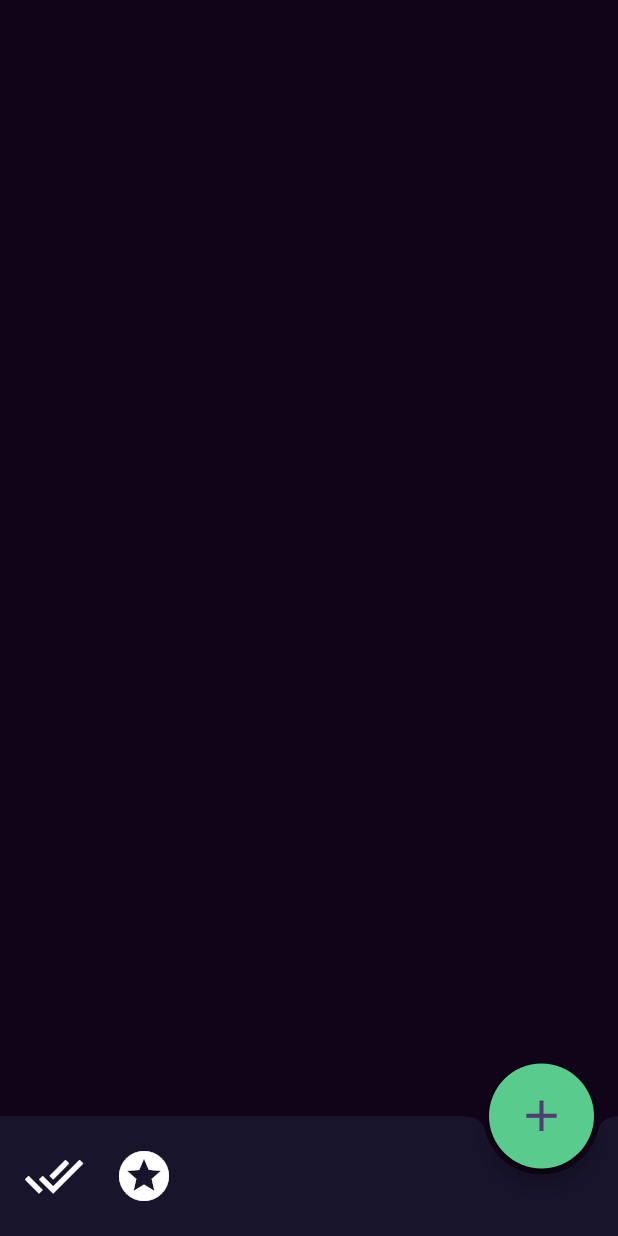
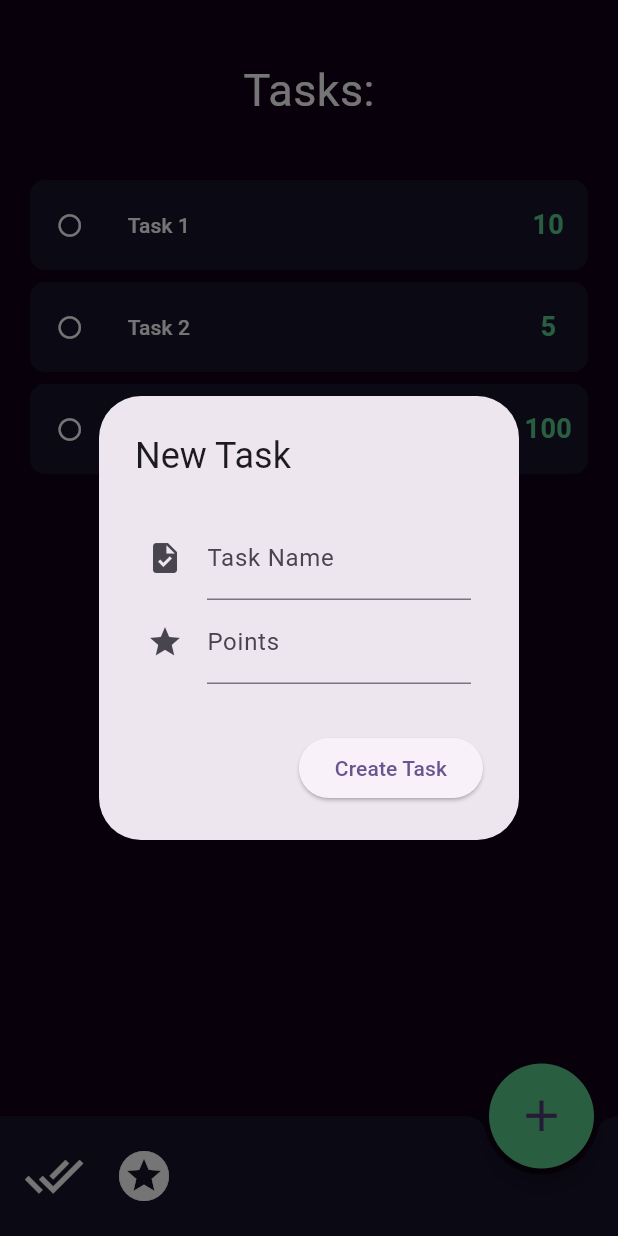
Before and after one commit to jbikeler/gml_task, a Flutter app: the screen it shows after launch, after a tap on the "add" icon, on a phone screen of 412 x 824 dp. Run offline on Flutter 3.47's test engine with Material 3 defaults, Android fonts, the phone set to English and light mode, and no system bars.

Commit message:
Implemented Provider
Providers is done, main task page is functional

```diff
--- a/gml_app/lib/main.dart
+++ b/gml_app/lib/main.dart
@@ -16,7 +16,7 @@ class MyApp extends StatelessWidget {
   @override
   Widget build(BuildContext context) {
     return MaterialApp(
-      title: 'Flutter Demo',
+      title: 'GML',
       theme: ThemeData(
         colorScheme: ColorScheme.fromSeed(seedColor: Colors.deepPurple),
         useMaterial3: true,
--- a/gml_app/lib/models/task_model.dart
+++ b/gml_app/lib/models/task_model.dart
@@ -1,7 +1,8 @@
 class Task{
   int taskId = 0;
   String title = "";
+  int points = 0;
   bool complete = false;
 
-  Task(this.title);
+  Task({required this.title, required this.points});
 }
--- a/gml_app/lib/providers/tasks_provider.dart
+++ b/gml_app/lib/providers/tasks_provider.dart
@@ -2,11 +2,15 @@ import 'package:flutter/material.dart';
 import 'package:gml_app/models/task_model.dart';
 
 class TasksProvider extends ChangeNotifier {
-  List<Task> _tasklist = [];
+  List<Task> _tasklist = [
+    Task(title: 'Task 1', points: 10),
+    Task(title: 'Task 2', points: 5),
+    Task(title: 'Task 3', points: 100),
+  ];
   List<Task> get tasklist => _tasklist;
 
-  void addTask(String title) {
-    Task newTask = Task(title);
+  void addTask(String title, int points) {
+    Task newTask = Task(title: title, points: points);
     _tasklist.add(newTask);
     notifyListeners();
   }
--- a/gml_app/lib/screen/home_screen_mobile.dart
+++ b/gml_app/lib/screen/home_screen_mobile.dart
@@ -1,4 +1,8 @@
 import 'package:flutter/material.dart';
+import 'package:gml_app/providers/tasks_provider.dart';
+import 'package:gml_app/widgets/mobile/taskcard_widget_mobile.dart';
+import 'package:gml_app/widgets/mobile/taskform_widget_mobile.dart';
+import 'package:provider/provider.dart';
 
 class HomeMobile extends StatelessWidget {
   const HomeMobile({super.key});
@@ -6,11 +10,27 @@ class HomeMobile extends StatelessWidget {
   @override
   Widget build(BuildContext context) {
     return Scaffold(
-      backgroundColor: Color.fromARGB(255, 17, 3, 24),
-      body: const Center(
+      backgroundColor: const Color.fromARGB(255, 17, 3, 24),
+      body: const SafeArea(
         child: Column(
-          mainAxisAlignment: MainAxisAlignment.center,
-          children: <Widget>[],
+          children: [
+            SizedBox(
+              height: 120,
+              child: Center(
+                child: Text("Tasks:",
+                style: TextStyle(
+                  color: Colors.white,
+                  fontSize: 30,
+                ),),
+              ),
+            ),
+            Expanded(
+              child: Padding(
+                padding: EdgeInsets.fromLTRB(20, 0, 20, 0),
+                child: TaskList(),
+              )
+            ),
+          ]
         ),
       ),
       floatingActionButton: SizedBox(
@@ -18,8 +38,14 @@ class HomeMobile extends StatelessWidget {
         width: 70,
         child: FloatingActionButton(
           shape: const CircleBorder(),
-          onPressed: () {},
-          backgroundColor: Color.fromARGB(255, 89, 204, 141),
+          onPressed: () {
+            showDialog(
+              context: context,
+              builder: (BuildContext context) {
+                return TaskForm();
+              });
+          },
+          backgroundColor: const Color.fromARGB(255, 89, 204, 141),
           child: const Icon(
             Icons.add,
             size: 35,
@@ -28,7 +54,7 @@ class HomeMobile extends StatelessWidget {
       ),
       floatingActionButtonLocation: FloatingActionButtonLocation.endDocked,
       bottomNavigationBar: BottomAppBar(
-        color: Color.fromARGB(255, 23, 20, 44),
+        color: const Color.fromARGB(255, 23, 20, 44),
         shape: const CircularNotchedRectangle(),
         child: SizedBox(
           height: 60.0,
@@ -38,7 +64,7 @@ class HomeMobile extends StatelessWidget {
                 height: 40,
                 width: 40,
                 child: IconButton(
-                  padding: EdgeInsets.all(0.0),
+                  padding: const EdgeInsets.all(0.0),
                   onPressed: () {},
                   icon: const Icon(
                     Icons.done_all,
@@ -54,7 +80,7 @@ class HomeMobile extends StatelessWidget {
                 height: 40,
                 width: 40,
                 child: IconButton(
-                  padding: EdgeInsets.all(0.0),
+                  padding: const EdgeInsets.all(0.0),
                   onPressed: () {},
                   icon: const Icon(
                     Icons.stars,
@@ -70,3 +96,19 @@ class HomeMobile extends StatelessWidget {
     );
   }
 }
+
+
+class TaskList extends StatelessWidget {
+  const TaskList({super.key});
+
+  @override
+  Widget build(BuildContext context) {
+    return Consumer<TasksProvider>(builder: (context, value, child) => ListView.separated(
+      itemCount: value.tasklist.length,
+      itemBuilder: (context, index) => TaskCard(taskId: index, title: value.tasklist[index].title, points: value.tasklist[index].points,),
+      separatorBuilder: (BuildContext context, int index) => const SizedBox(
+        height: 8.0,
+      ),
+    ));
+  }
+}
--- /dev/null
+++ b/gml_app/lib/widgets/mobile/taskcard_widget_mobile.dart
@@ -0,0 +1,78 @@
+import 'package:flutter/material.dart';
+
+class TaskCard extends StatelessWidget {
+
+  int taskId = 0;
+  String title = "";
+  int points = 0;
+
+  TaskCard({super.key, required this.taskId, required this.title, required this.points});
+
+  @override
+  Widget build(BuildContext context) {
+    return Dismissible(
+      key: UniqueKey(),
+      child: Container(
+        decoration: const BoxDecoration(
+          borderRadius: BorderRadius.all(Radius.circular(10)),
+          color: Color.fromARGB(255, 23, 20, 44)
+        ),
+        height: 60.0,
+        child: Row(
+          children: [
+            Expanded( //Complete task button
+              flex: 1,
+              child: SizedBox(
+                height: double.infinity,
+                child: TextButton(
+                  onPressed:  () => {
+                    print('complete button')
+                  },
+                  child: const Icon(
+                    Icons.radio_button_unchecked,
+                    color: Colors.white,
+                  ),
+                ),
+              ),
+            ),
+            Expanded( //Task Name
+              flex: 5,
+              child: TextButton(
+                onPressed: () => {
+                  print('task button')
+                },
+                child: Row(
+                  children: [
+                    Text(
+                      title,
+                      textAlign: TextAlign.left,
+                      style: const TextStyle(
+                        color: Colors.white,
+                      ),
+                    ),
+                    Expanded(child: Container())
+                  ],
+                )
+              ),
+            ),
+            Expanded( //Points
+              flex: 1,
+              child: SizedBox(
+                height: double.infinity,
+                child: Center(
+                  child: Text(points.toString(), //TODO: the text needs to be right aligned or i could limit characters in the taskform input or make enum presets only
+                    style: const TextStyle(
+                      color: Color.fromARGB(255, 89, 204, 141),
+                      fontSize: 18,
+                      fontWeight: FontWeight.bold,
+                    ),
+                  ),
+                ),
+              ),
+            ),
+          ],
+        ),
+      ),
+    );
+  }
+}
--- /dev/null
+++ b/gml_app/lib/widgets/mobile/taskform_widget_mobile.dart
@@ -0,0 +1,61 @@
+import 'package:flutter/material.dart';
+import 'package:flutter/services.dart';
+import 'package:gml_app/providers/tasks_provider.dart';
+import 'package:provider/provider.dart';
+
+class TaskForm extends StatelessWidget {
+  TaskForm({super.key});
+
+  final nameController = TextEditingController();
+  final pointsController = TextEditingController();
+
+  void createTask(BuildContext context){
+    context.read<TasksProvider>().addTask(nameController.text, int.parse(pointsController.text));
+    Navigator.of(context).pop();
+    nameController.clear();
+    pointsController.clear();
+  }
+
+  @override
+  Widget build(BuildContext context) {
+    return AlertDialog(
+      scrollable: true,
+      title: const Text('New Task'),
+      content: Center(
+        child: Padding(
+          padding: const EdgeInsets.all(8),
+          child: Column(
+            children: [
+              TextFormField(
+                controller: nameController,
+                decoration: const InputDecoration(
+                  labelText: "Task Name",
+                  icon: Icon(Icons.task),
+                ),
+              ),
+              TextFormField(
+                controller: pointsController,
+                decoration: const InputDecoration(
+                  labelText: "Points",
+                  icon: Icon(Icons.star),
+                ),
+                inputFormatters: [FilteringTextInputFormatter.digitsOnly],
+                keyboardType: TextInputType.number,
+              ),
+            ],
+          ),
+        ),
+      ),
+      actions: [
+        Consumer(
+          builder: (context, value, child) => ElevatedButton(
+            child: const Text("Create Task"),
+            onPressed: () {
+              createTask(context);
+            },
+          ),
+        ),
+      ],
+    );
+  }
+}
```
